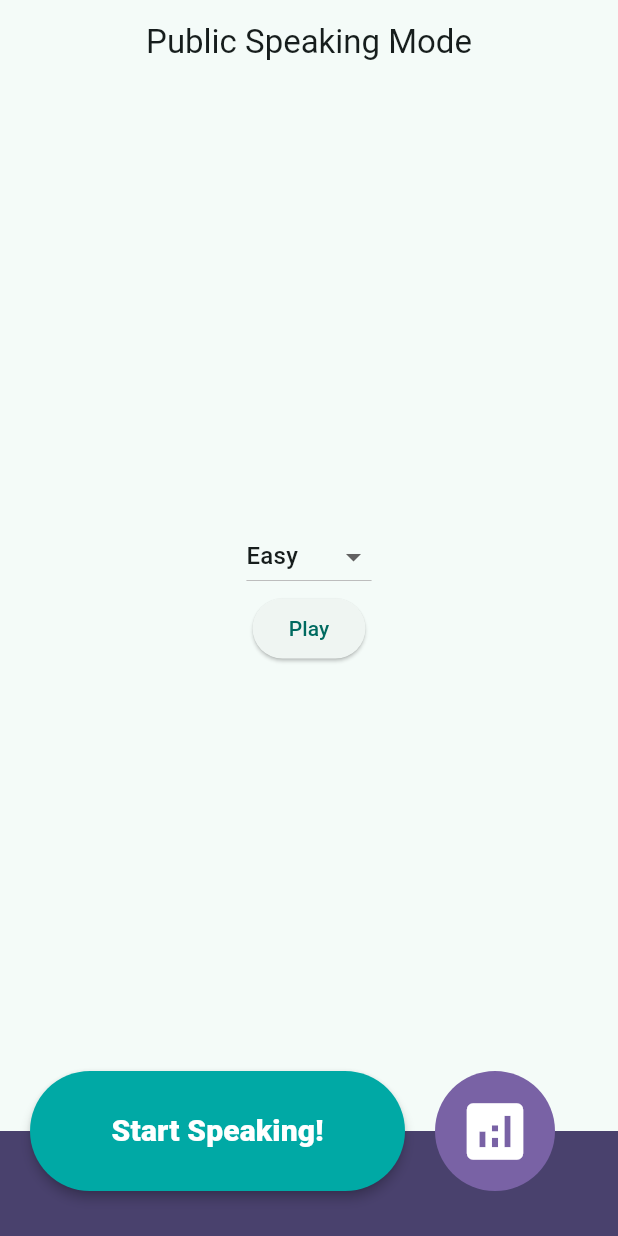
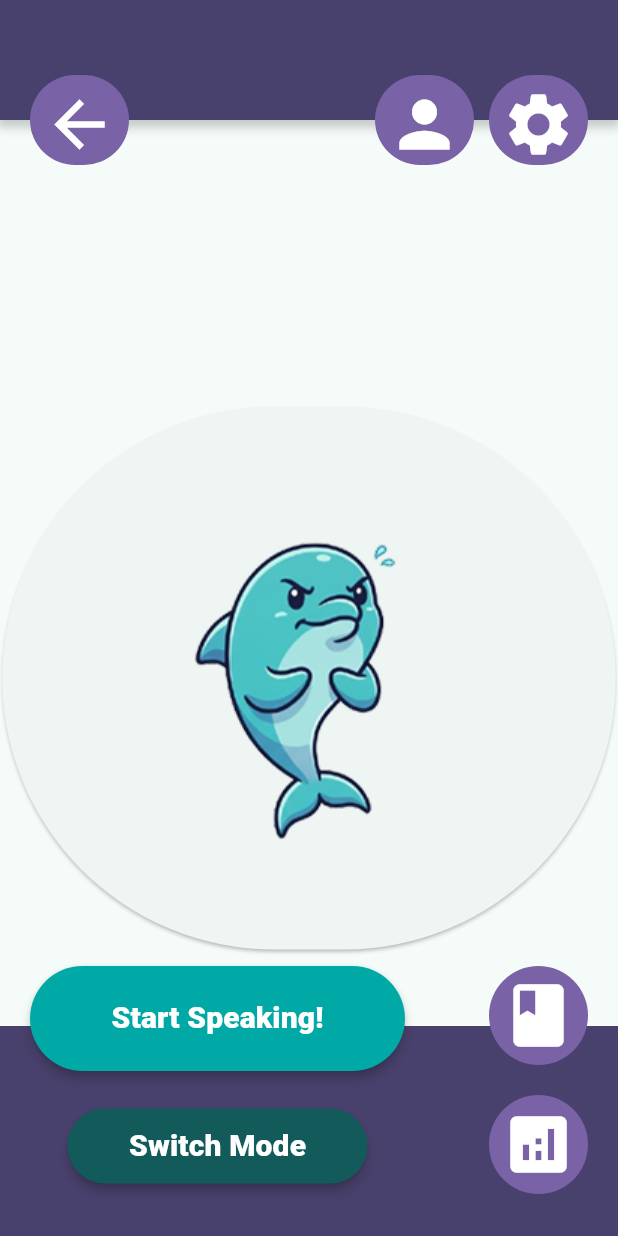
Before and after one commit to kemdav/voquadro, a Flutter app: the PublicSpeakingSelectionPage screen opened directly, on a phone screen of 412 x 824 dp. Run offline on Flutter 3.47's test engine with Material 3 defaults, Android fonts, the phone set to English and light mode, and no system bars; our stand-ins replace flutter_dotenv, logger, supabase_flutter; accounts and stored records are empty.

Commit message:
feat: add bottom and upper nav bar
Both navagation bar has the same implementation, requiring the parent
widget to be a Stack to allow for overlaps between widgets.

```diff
--- a/lib/views/pages/gameplay/public_speaking/mode_page.dart
+++ b/lib/views/pages/gameplay/public_speaking/mode_page.dart
@@ -1,14 +1,14 @@
 import 'package:flutter/material.dart';
 import 'package:voquadro/views/pages/gameplay/public_speaking/public_speaking_gameplay_page.dart';
 
-class ModePage extends StatefulWidget {
-  const ModePage({super.key});
+class PublicSpeakingModePage extends StatefulWidget {
+  const PublicSpeakingModePage({super.key});
 
   @override
-  State<ModePage> createState() => _ModePageState();
+  State<PublicSpeakingModePage> createState() => _ModePageState();
 }
 
-class _ModePageState extends State<ModePage> {
+class _ModePageState extends State<PublicSpeakingModePage> {
   String? difficultyMenuItem = 'd1';
   @override
   Widget build(BuildContext context) {
@@ -16,19 +16,6 @@ class _ModePageState extends State<ModePage> {
         child: Column(
           mainAxisAlignment: MainAxisAlignment.center,
           children: [
-            DropdownButton(
-              value: difficultyMenuItem,
-              items: [
-                DropdownMenuItem(value: 'd1', child: Text('Easy')),
-                DropdownMenuItem(value: 'd2', child: Text('Medium')),
-                DropdownMenuItem(value: 'd3', child: Text('Hard')),
-              ],
-              onChanged: (String? value) {
-                setState(() {
-                    difficultyMenuItem = value;
-                  });
-              },
-            ),
             ElevatedButton(
               onPressed: () {
                 Navigator.push(
@@ -40,7 +27,7 @@ class _ModePageState extends State<ModePage> {
                   ),
                 );
               },
-              child: Text('Play'),
+              child: Image.asset('assets/images/tempCharacter.png'),
             ),
           ],
         ),);
--- a/lib/views/pages/gameplay/public_speaking/public_speaking_selection_page.dart
+++ b/lib/views/pages/gameplay/public_speaking/public_speaking_selection_page.dart
@@ -1,30 +1,43 @@
 import 'package:flutter/material.dart';
-import 'package:voquadro/data/notifiers.dart';
 import 'package:voquadro/views/pages/gameplay/public_speaking/mode_page.dart';
 import 'package:voquadro/views/pages/gameplay/public_speaking/status_page.dart';
+import 'package:voquadro/views/widgets/appbar_mode.dart';
 import 'package:voquadro/views/widgets/navbar_mode.dart';
 
-List<Widget> pages = [ModePage(), PublicSpeakingStatusPage()];
+List<Widget> pages = [PublicSpeakingModePage(), PublicSpeakingStatusPage()];
+
 class PublicSpeakingSelectionPage extends StatefulWidget {
   const PublicSpeakingSelectionPage({super.key});
 
   @override
-  State<PublicSpeakingSelectionPage> createState() => _PublicSpeakingSelectionPageState();
+  State<PublicSpeakingSelectionPage> createState() =>
+      _PublicSpeakingSelectionPageState();
 }
-class _PublicSpeakingSelectionPageState extends State<PublicSpeakingSelectionPage> {
 
+class _PublicSpeakingSelectionPageState
+    extends State<PublicSpeakingSelectionPage> {
   @override
   Widget build(BuildContext context) {
+    const double customAppBarHeight = 80.0;
     return Scaffold(
-      appBar: AppBar(
-        automaticallyImplyLeading: false,
-        title: Text('Public Speaking Mode'),
-        centerTitle: true,
+      body: Stack(
+        children: [
+          Padding(
+            padding: const EdgeInsets.only(top: customAppBarHeight),
+            child: PublicSpeakingModePage(),
+          ),
+           Positioned(
+            top: 0,
+            left: 0,
+            right: 0,
+            child: AppBarMode(),
+          ),
+          Align(
+            alignment: Alignment.bottomCenter,
+            child: NavbarMode(statusPage: PublicSpeakingStatusPage()),
+          ),
+        ],
       ),
-      bottomNavigationBar: NavbarMode(statusPage: PublicSpeakingStatusPage(),),
-      body: ValueListenableBuilder(valueListenable: publicModeSelectedNotifier, builder: (context, value, child) {
-        return pages.elementAt(value);
-      },),
     );
   }
 }
--- a/lib/views/pages/settings_page.dart
+++ b/lib/views/pages/settings_page.dart
@@ -91,7 +91,6 @@ class _SettingsPageState extends State<SettingsPage> {
               ),
               InkWell(
                 onTap: () {
-                  print('ímage selected');
                 },
                 child: Container(
                   height: 50,
--- /dev/null
+++ b/lib/views/widgets/appbar_mode.dart
@@ -0,0 +1,96 @@
+import 'package:flutter/material.dart';
+import 'package:voquadro/src/hex_color.dart';
+import 'package:logger/logger.dart';
+
+var logger = Logger();
+
+class AppBarMode extends StatelessWidget {
+  const AppBarMode({super.key});
+
+  @override
+  Widget build(BuildContext context) {
+    const double visibleBarHeight = 80.0;
+    const double buttonSize = 60.0;
+    const double buttonOverflow = 20.0;
+
+    const double totalWidgetHeight = visibleBarHeight + buttonOverflow;
+
+    return SizedBox(
+      height: totalWidgetHeight,
+      child: Stack(
+        clipBehavior: Clip.none,
+        children: [
+          Positioned(
+            top: 0,
+            left: 0,
+            right: 0,
+            height: visibleBarHeight,
+            child: Container(
+              decoration: BoxDecoration(
+                color: "49416D".toColor(),
+                boxShadow: [
+                  BoxShadow(
+                    color: Colors.black.withOpacity(0.2),
+                    spreadRadius: 2,
+                    blurRadius: 5,
+                    offset: const Offset(0, 3),
+                  ),
+                ],
+              ),
+            ),
+          ),
+
+          Positioned(
+            top: visibleBarHeight - (buttonSize / 2),
+            left: 20,
+            right: 20,
+            height: buttonSize,
+            child: Row(
+              mainAxisAlignment: MainAxisAlignment.spaceBetween,
+              crossAxisAlignment: CrossAxisAlignment.start,
+              children: [
+                IconButton.filled(
+                  onPressed: () {
+                    if (Navigator.canPop(context)) {
+                      Navigator.pop(context);
+                    }
+                  },
+                  icon: const Icon(Icons.arrow_back),
+                  iconSize: 50,
+                  style: IconButton.styleFrom(
+                    backgroundColor: "7962A5".toColor(),
+                    foregroundColor: Colors.white,
+                  ),
+                ),
+
+                Row(
+                  children: [
+                    IconButton.filled(
+                      onPressed: () => logger.d('profile pressed!'),
+                      icon: const Icon(Icons.person),
+                      iconSize: 50,
+                      style: IconButton.styleFrom(
+                        backgroundColor: "7962A5".toColor(),
+                        foregroundColor: Colors.white,
+                      ),
+                    ),
+                    const SizedBox(width: 10),
+                    IconButton.filled(
+                      onPressed: () => logger.d('settings pressed!'),
+                      icon: const Icon(Icons.settings),
+                      iconSize: 50,
+                      style: IconButton.styleFrom(
+                        backgroundColor: "7962A5".toColor(),
+                        foregroundColor: Colors.white,
+                      ),
+                    ),
+                  ],
+                ),
+              ],
+            ),
+          ),
+        ],
+      ),
+    );
+  }
+}
--- a/lib/views/widgets/navbar_mode.dart
+++ b/lib/views/widgets/navbar_mode.dart
@@ -1,7 +1,8 @@
 import 'package:flutter/material.dart';
-import 'package:voquadro/data/notifiers.dart';
 import 'package:voquadro/src/hex_color.dart';
+import 'package:logger/logger.dart';
 
+var logger = Logger();
 class NavbarMode extends StatefulWidget {
   const NavbarMode({super.key, required this.statusPage});
 
@@ -14,63 +15,104 @@ class NavbarMode extends StatefulWidget {
 class _NavbarModeState extends State<NavbarMode> {
   @override
   Widget build(BuildContext context) {
-    const double navBarHeight = 70.0;
-    const double buttonHeight = 90.0;
+    const double navBarVisualHeight = 140.0;
+    const double totalHitTestHeight = 180.0;
+
     return SizedBox(
-      height: buttonHeight,
+      height: totalHitTestHeight,
       child: Stack(
-        clipBehavior: Clip.none,
         children: [
           Positioned(
             bottom: 0,
             left: 0,
             right: 0,
             child: Container(
-              height: navBarHeight,
-              decoration: BoxDecoration(
-                color: "49416D".toColor(),
+              height: navBarVisualHeight,
+              decoration: BoxDecoration(color: "49416D".toColor()),
             ),
+          ),
+          Positioned(
+            top: 0,
+            left: 20,
+            right: 20,
             child: Row(
-                mainAxisAlignment: MainAxisAlignment.spaceEvenly,
+              mainAxisAlignment: MainAxisAlignment.spaceBetween,
+              crossAxisAlignment: CrossAxisAlignment.start,
               children: [
-                ],
+                Column(
+                  children: [
+                    SizedBox(
+                      height: 70,
+                      width: 250,
+                      child: FloatingActionButton(
+                        heroTag: 'tart_speaking_fab',
+                        shape: const StadiumBorder(),
+                        onPressed: () {
+                          logger.d('FAB 1 pressed!');
+                        },
+                        backgroundColor: "00A9A5".toColor(),
+                        elevation: 3.0,
+                        child: const Text(
+                          'Start Speaking!',
+                          style: TextStyle(
+                            color: Colors.white,
+                            fontSize: 20,
+                            fontWeight: FontWeight.w900,
                           ),
                         ),
                       ),
-          Positioned(
-            top: -20,
-            bottom: 30,
-            left: 20,
-            child: Row(
-              children: [
+                    ),
+                    const SizedBox(height: 25),
                     SizedBox(
-                  height: buttonHeight,
-                  width: 250,
+                      height: 50,
+                      width: 200,
                       child: FloatingActionButton(
+                        heroTag: 'secondary_action_fab',
                         shape: const StadiumBorder(),
                         onPressed: () {
+                          logger.d('FAB 2 pressed!');
                         },
-                    backgroundColor: "00A9A5".toColor(),
+                        backgroundColor: "125B5A".toColor(),
                         elevation: 3.0,
-                    child: Column(
-                      mainAxisAlignment: MainAxisAlignment.center,
-                      children: [
-                        const Text(
-
-                          'Start Speaking!',
-                          style: TextStyle(color: Colors.white, fontSize: 20, fontWeight: FontWeight.w900),
+                        child: const Text(
+                          'Switch Mode',
+                          style: TextStyle(
+                            color: Colors.white,
+                            fontSize: 20,
+                            fontWeight: FontWeight.w900,
+                          ),
+                        ),
+                      ),
                     ),
                   ],
                 ),
+                const SizedBox(width: 20),
+                Column(
+                  children: [
+                    IconButton.filled(
+                      onPressed: () {
+                        logger.d('Book icon pressed!');
+                      },
+                      icon: const Icon(Icons.book),
+                      iconSize: 50,
+                      style: IconButton.styleFrom(
+                        backgroundColor: "7962A5".toColor(),
+                        foregroundColor: Colors.white,
                       ),
                     ),
-                SizedBox(width: 20,),
-                CircleAvatar(
+                    const SizedBox(height: 20),
+                    IconButton.filled(
+                      onPressed: () {
+                        logger.d('Analytics icon pressed!');
+                      },
+                      icon: const Icon(Icons.analytics),
+                      iconSize: 50,
+                      style: IconButton.styleFrom(
                         backgroundColor: "7962A5".toColor(),
-                  radius: 40,
-                  child: IconButton(onPressed: () {
-
-                  }, icon: Icon(Icons.analytics), iconSize: 50, color: Colors.white,),
+                        foregroundColor: Colors.white,
+                      ),
+                    ),
+                  ],
                 )
               ],
             ),
--- a/pubspec.yaml
+++ b/pubspec.yaml
@@ -30,6 +30,8 @@ environment:
 dependencies:
   flutter:
     sdk: flutter
+
+  logger: ^2.3.0
 
   # The following adds the Cupertino Icons font to your application.
   # Use with the CupertinoIcons class for iOS style icons.
```
Also changed, not shown: pubspec.lock. Lines whose indentation alone changed are shown as unchanged.
